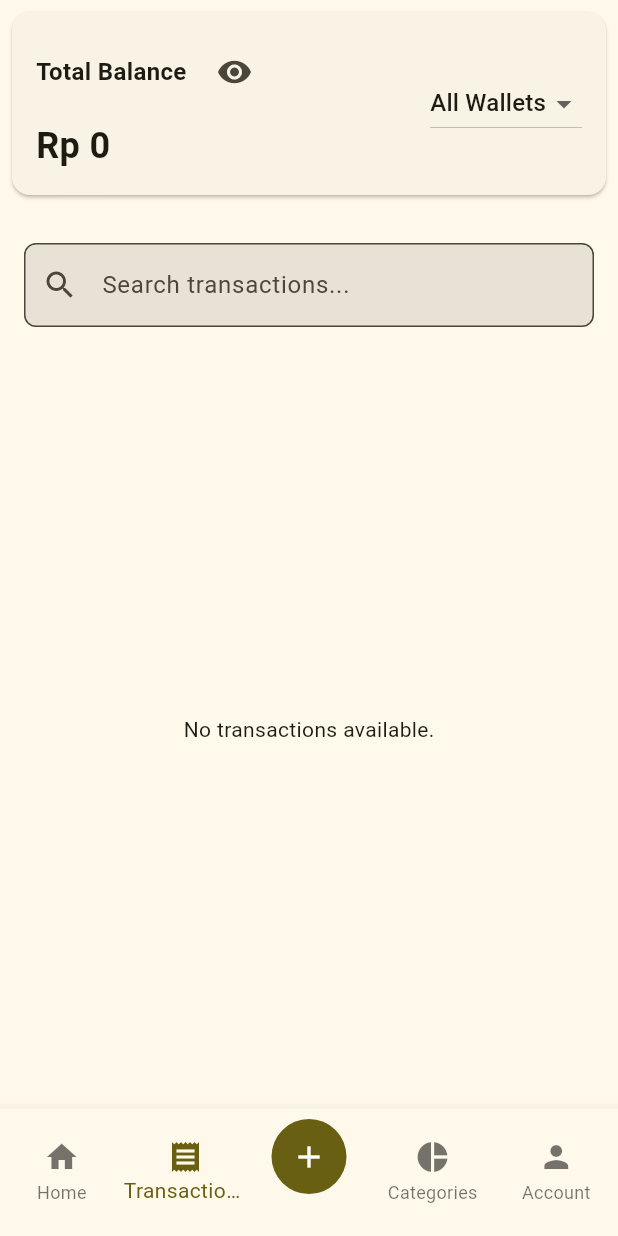
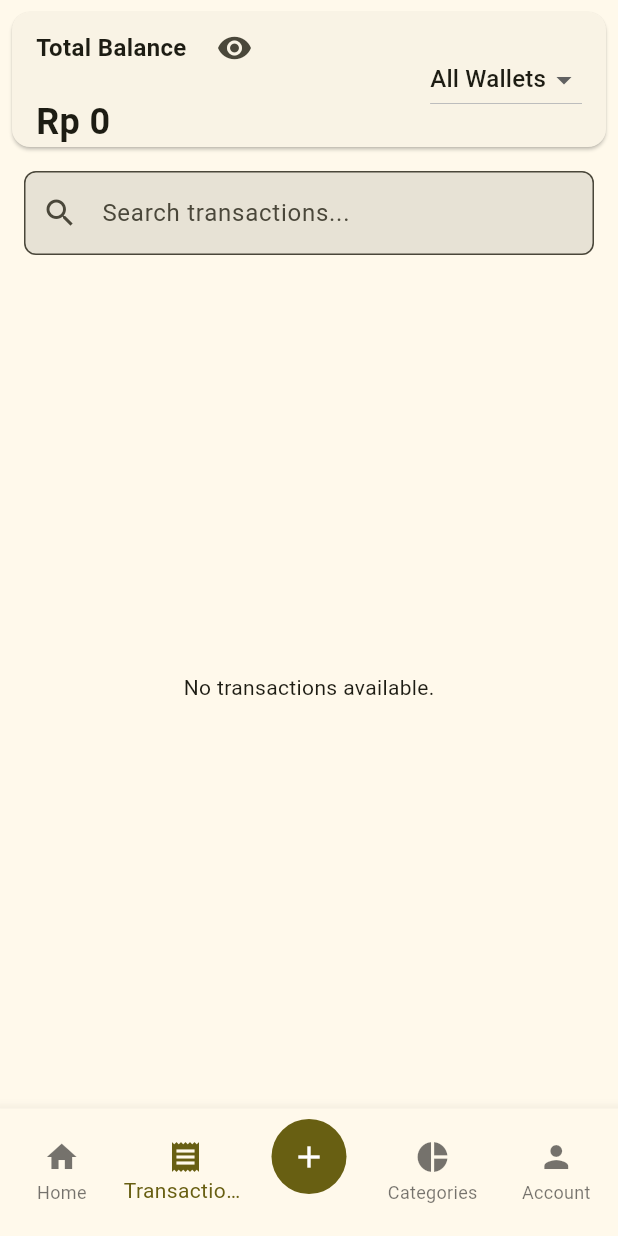
Before and after one commit to ridhoarmand/smartmoney, a Flutter app: the TransactionScreen screen opened by its route, on a phone screen of 412 x 824 dp. Run offline on Flutter 3.47's test engine with Material 3 defaults, Android fonts, the light colour scheme and no system bars; our stand-ins replace cloud_firestore, firebase_auth, firebase_core, firebase_storage, flex_color_scheme, flutter_riverpod and 4 more; missing offline and left inert: flutter_iconpicker; accounts and stored records are empty; generated files the repository leaves out were written again.

Commit message:
Refactore jarak kolom search

```diff
--- a/lib/features/transaction/views/transaction_screen.dart
+++ b/lib/features/transaction/views/transaction_screen.dart
@@ -77,7 +77,7 @@
             return Card(
               margin: const EdgeInsets.all(8),
               child: Padding(
-                padding: const EdgeInsets.all(16),
+                padding: const EdgeInsets.symmetric(horizontal: 16),
                 child: Row(
                   children: [
                     Column(
@@ -179,9 +179,8 @@
       body: Column(
         children: [
           _buildWalletBalance(uid),
-          const SizedBox(height: 8),
           Padding(
-            padding: const EdgeInsets.all(16.0),
+            padding: const EdgeInsets.symmetric(horizontal: 16, vertical: 8),
             child: TextField(
               decoration: InputDecoration(
                 labelText: 'Search transactions...',
```
